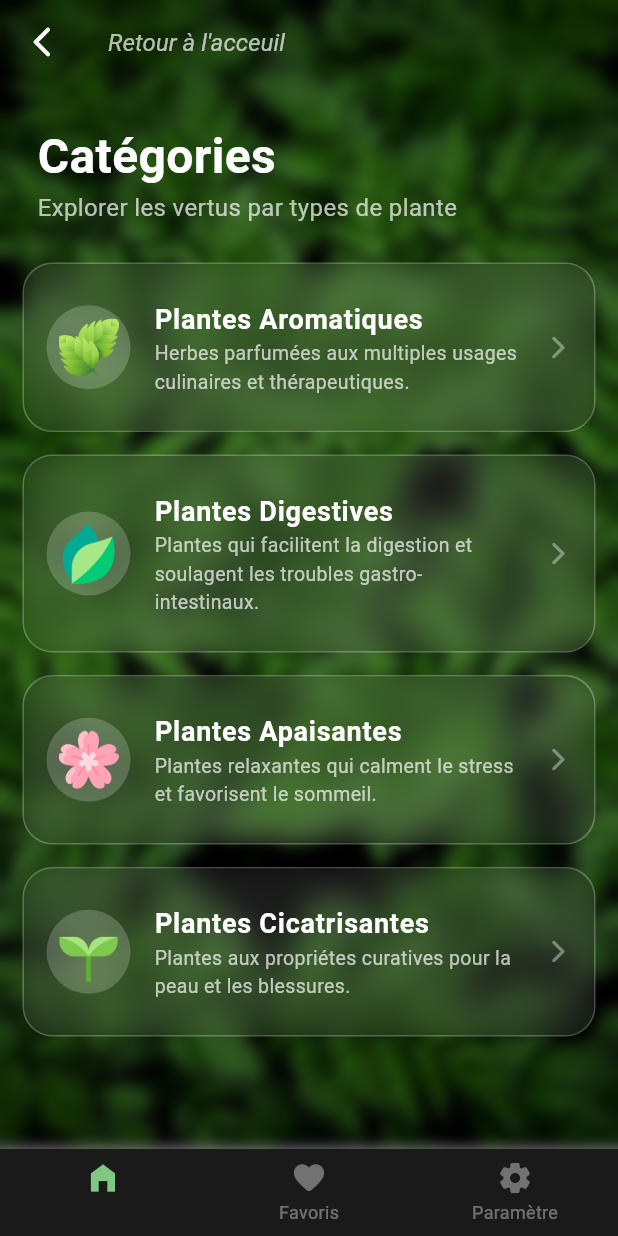
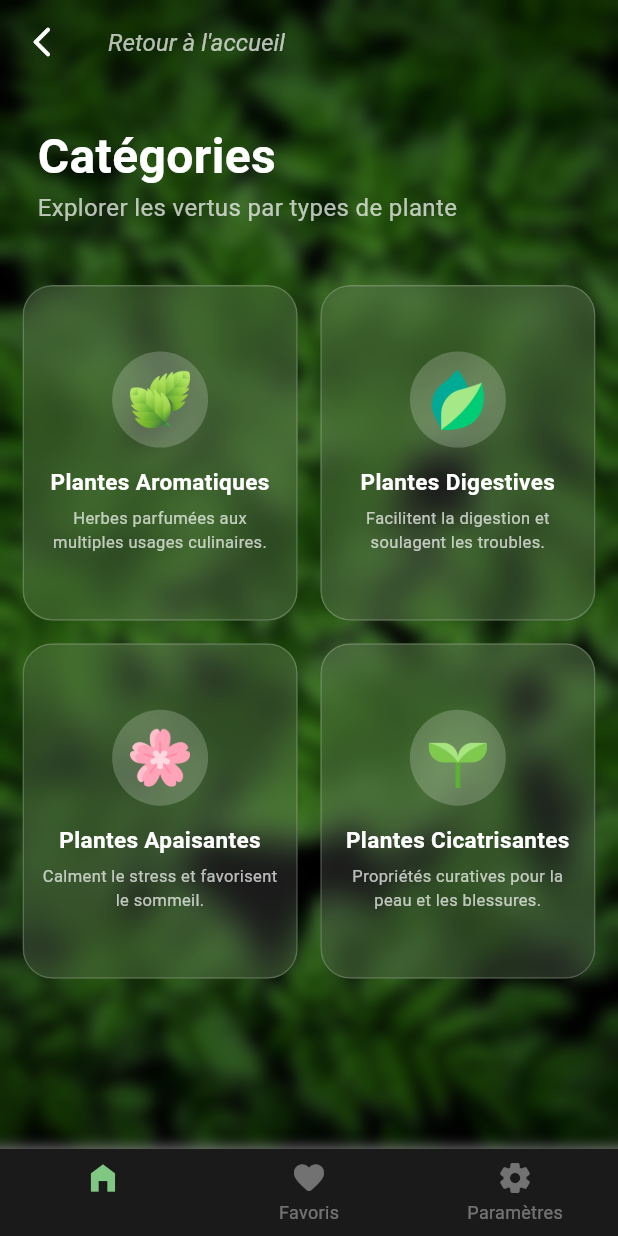
Before and after one commit to ktapsoba14-byte/application-mobile, a Flutter app: the Categorie screen opened directly, on a phone screen of 412 x 824 dp. Run offline on Flutter 3.47's test engine with Material 3 defaults, Android fonts, the phone set to English and light mode, and no system bars; missing offline and left inert: dart:ffi.

Commit message:
Amelioration de la page categorie en faisant des cartes 2*2

```diff
--- a/lib/pages/categorie.dart
+++ b/lib/pages/categorie.dart
@@ -1,10 +1,15 @@
+import 'dart:ffi';
 import 'dart:ui';
 
 import 'package:application_mobile/pages/categorie/apaisante.dart';
 import 'package:application_mobile/pages/categorie/aromatique.dart';
 import 'package:application_mobile/pages/categorie/cicatrisante.dart';
 import 'package:application_mobile/pages/categorie/digestive.dart';
+import 'package:application_mobile/pages/favoris.dart';
+import 'package:application_mobile/pages/page_bienvenue.dart';
 import 'package:flutter/material.dart';
+
+// ... (gardez vos imports identiques)
 
 class Categorie extends StatefulWidget {
   const Categorie({super.key});
@@ -15,33 +20,29 @@ class Categorie extends StatefulWidget {
 
 class _CategorieState extends State<Categorie> {
   int _selectedIndex = 0;
-  final Set<int> _favorisIndices = {};
-  final categories = [
+
+  final List<Map<String, dynamic>> categories = [
     {
       "titre": "Plantes Aromatiques",
-      "description":
-          "Herbes parfumées aux multiples usages culinaires et thérapeutiques.",
+      "description": "Herbes parfumées aux multiples usages culinaires.",
       "icon": "assets/images/menthe.png",
       "page": const Aromatique(),
     },
     {
       "titre": "Plantes Digestives",
-      "description":
-          "Plantes qui facilitent la digestion et soulagent les troubles gastro-intestinaux.",
+      "description": "Facilitent la digestion et soulagent les troubles.",
       "icon": "assets/images/feuille.png",
       "page": const Digestive(),
     },
     {
       "titre": "Plantes Apaisantes",
-      "description":
-          "Plantes relaxantes qui calment le stress et favorisent le sommeil.",
+      "description": "Calment le stress et favorisent le sommeil.",
       "icon": "assets/images/sakura.png",
       "page": const Apaisante(),
     },
     {
       "titre": "Plantes Cicatrisantes",
-      "description":
-          "Plantes aux propriétes curatives pour la peau et les blessures.",
+      "description": "Propriétés curatives pour la peau et les blessures.",
       "icon": "assets/images/pousse.png",
       "page": const Cicatrisante(),
     },
@@ -56,26 +57,19 @@ class _CategorieState extends State<Categorie> {
         elevation: 0,
         leading: IconButton(
             onPressed: () => Navigator.pop(context),
-            icon: const Icon(
-              Icons.arrow_back_ios_new_rounded,
-              color: Colors.white,
-            )),
+            icon: const Icon(Icons.arrow_back_ios_new_rounded,
+                color: Colors.white)),
         title: const Text(
-          'Retour à l\'acceuil',
+          'Retour à l\'accueil',
           style: TextStyle(
-            color: Colors.white70,
-            fontSize: 16,
-            fontStyle: FontStyle.italic,
-          ),
+              color: Colors.white70, fontSize: 16, fontStyle: FontStyle.italic),
         ),
       ),
       body: Stack(
         children: [
           Positioned.fill(
-              child: Image.asset(
-            "assets/images/plante.jpeg",
-            fit: BoxFit.cover,
-          )),
+              child:
+                  Image.asset("assets/images/plante.jpeg", fit: BoxFit.cover)),
           Positioned.fill(
             child: BackdropFilter(
               filter: ImageFilter.blur(sigmaX: 5, sigmaY: 5),
@@ -86,110 +80,117 @@ class _CategorieState extends State<Categorie> {
             child: Column(
               crossAxisAlignment: CrossAxisAlignment.start,
               children: [
-              Padding(
-                padding: const EdgeInsets.all(25.0),
+                const Padding(
+                  padding: EdgeInsets.all(25.0),
                   child: Column(
                     crossAxisAlignment: CrossAxisAlignment.start,
-                  children: const [
-                    Text(
-                      "Catégories",
+                    children: [
+                      Text("Catégories",
                           style: TextStyle(
                               color: Colors.white,
                               fontSize: 32,
-                          fontWeight: FontWeight.bold),
+                              fontWeight: FontWeight.bold)),
+                      Text("Explorer les vertus par types de plante",
+                          style:
+                              TextStyle(color: Colors.white70, fontSize: 16)),
+                    ],
                   ),
+                ),
+                Expanded(
+                  child: GridView.builder(
+                    padding: const EdgeInsets.all(15),
+                    itemCount: categories.length,
+                    gridDelegate:
+                        const SliverGridDelegateWithFixedCrossAxisCount(
+                      crossAxisCount: 2,
+                      crossAxisSpacing: 15,
+                      mainAxisSpacing: 15,
+                      childAspectRatio:
+                          0.82, // Ajusté pour un meilleur rendu visuel
+                    ),
+                    itemBuilder: (context, index) {
+                      final cat = categories[index];
+                      return ClipRRect(
+                        borderRadius: BorderRadius.circular(20),
+                        child: BackdropFilter(
+                          filter: ImageFilter.blur(sigmaX: 10, sigmaY: 10),
+                          child: Container(
+                            decoration: BoxDecoration(
+                              borderRadius: BorderRadius.circular(20),
+                              color: Colors.white.withOpacity(0.1),
+                              border: Border.all(
+                                  color: Colors.white.withOpacity(0.2)),
+                            ),
+                            child: InkWell(
+                              onTap: () {
+                                Navigator.push(
+                                  context,
+                                  MaterialPageRoute(
+                                      builder: (context) =>
+                                          cat['page'] as Widget),
+                                );
+                              },
+                              child: Padding(
+                                padding: const EdgeInsets.all(12.0),
+                                child: Column(
+                                  mainAxisAlignment: MainAxisAlignment.center,
+                                  children: [
+                                    Container(
+                                      padding: const EdgeInsets.all(12),
+                                      decoration: BoxDecoration(
+                                        color: Colors.white.withOpacity(0.2),
+                                        shape: BoxShape.circle,
+                                      ),
+                                      child:
+                                          Image.asset(cat['icon'], width: 40),
+                                    ),
+                                    const SizedBox(height: 12),
                                     Text(
-                      "Explorer les vertus par types de plante",
-                      style: TextStyle(color: Colors.white70, fontSize: 16),
+                                      cat['titre'],
+                                      textAlign: TextAlign.center,
+                                      style: const TextStyle(
+                                          color: Colors.white,
+                                          fontWeight: FontWeight.bold,
+                                          fontSize: 15),
+                                    ),
+                                    const SizedBox(height: 6),
+                                    Text(
+                                      cat['description'],
+                                      textAlign: TextAlign.center,
+                                      maxLines: 2,
+                                      overflow: TextOverflow.ellipsis,
+                                      style: const TextStyle(
+                                          color: Colors.white70, fontSize: 11),
                                     )
                                   ],
                                 ),
                               ),
-              Expanded(
-                  child: ListView.builder(
-                padding: const EdgeInsets.symmetric(horizontal: 15),
-                itemCount: categories.length,
-                itemBuilder: (context, index) {
-                  final cat = categories[index];
-                  final titre = cat['titre'];
-                  final description = cat['description'];
-                  final icon = cat['icon'];
-                  final page = cat['page'];
-                  return Container(
-                    margin: const EdgeInsets.only(bottom: 15),
-                    decoration: BoxDecoration(
-                      borderRadius: BorderRadius.circular(20),
-                      color: Colors.white.withOpacity(0.1),
-                      border: Border.all(
-                        color: Colors.white.withOpacity(0.2),
-                      ),
-                    ),
-                    child: ClipRRect(
-                      borderRadius: BorderRadius.circular(20),
-                      child: BackdropFilter(
-                        filter: ImageFilter.blur(sigmaX: 10, sigmaY: 10),
-                        child: ListTile(
-                          contentPadding: const EdgeInsets.all(15),
-                          leading: Container(
-                            padding: const EdgeInsets.all(8),
-                            decoration: BoxDecoration(
-                              color: Colors.white.withOpacity(0.2),
-                              shape: BoxShape.circle,
-                            ),
-                            child: Image.asset(
-                              '$icon',
-                              width: 40,
-                            ),
-                          ),
-                          title: Text(
-                            '$titre',
-                            style: const TextStyle(
-                                color: Colors.white,
-                                fontWeight: FontWeight.bold,
-                                fontSize: 18),
-                          ),
-                          subtitle: Text(
-                            '$description',
-                            style: const TextStyle(
-                                color: Colors.white70, fontSize: 13),
-                          ),
-                          trailing: const Icon(
-                            Icons.arrow_forward_ios_rounded,
-                            color: Colors.white38,
-                            size: 18,
-                          ),
-                          onTap: () {
-                            Navigator.push(
-                              context,
-                              MaterialPageRoute(
-                                builder: (context) => page as Widget,
-                              ),
-                            );
-                          },
                             ),
                           ),
                         ),
                       );
                     },
-              ))
+                  ),
+                )
               ],
-          ))
+            ),
+          )
         ],
       ),
       bottomNavigationBar: BottomNavigationBar(
         currentIndex: _selectedIndex,
         onTap: (index) => setState(() => _selectedIndex = index),
-        backgroundColor: Color(0xFF1A1A1A),
-        selectedItemColor: Color(0xFF81C784),
+        backgroundColor: const Color(0xFF1A1A1A),
+        selectedItemColor: const Color(0xFF81C784),
         unselectedItemColor: Colors.white38,
         showSelectedLabels: false,
-        items: [
+        items: const [
           BottomNavigationBarItem(
               icon: Icon(Icons.home_filled), label: "Accueil"),
           BottomNavigationBarItem(
               icon: Icon(Icons.favorite_rounded), label: "Favoris"),
           BottomNavigationBarItem(
-              icon: Icon(Icons.settings_rounded), label: "Paramètre")
+              icon: Icon(Icons.settings_rounded), label: "Paramètres")
         ],
       ),
     );
--- /dev/null
+++ b/lib/pages/favoris.dart
@@ -0,0 +1,14 @@
+import 'package:flutter/material.dart';
+
+class Favoris extends StatelessWidget {
+  const Favoris({super.key});
+
+  @override
+  Widget build(BuildContext context) {
+    return Scaffold(
+      appBar: AppBar(
+        title: Text("bienvenue"),
+      ),
+    );
+  }
+}
```
Lines whose indentation alone changed are shown as unchanged.
